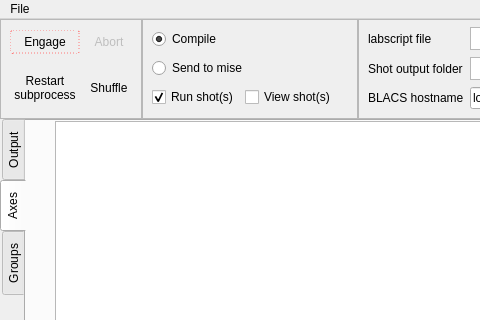
Qt form main.ui (labscript-suite/runmanager) before a commit; both pictures show x 0 to 480 and y 0 to 320 of the 1000 by 650 pixel window.
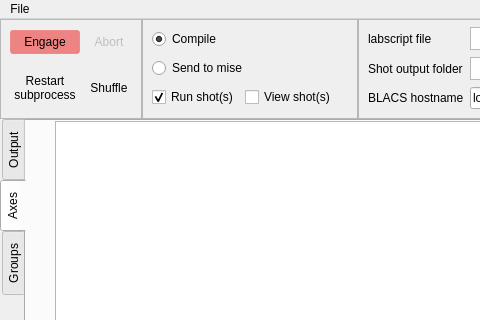
The same form after that commit. The open tabs and pages were chosen to show the change. Icons and pictures are not drawn. Custom widgets are drawn as their Qt base class.

Commit message: Qt: Made engage button red, resolves butbucket issue #8

Patch:
```diff
--- a/main.ui
+++ b/main.ui
@@ -166,9 +166,9 @@
            </property>
            <property name="styleSheet">
             <string notr="true">QPushButton {
-     border: 1px solid #ff7878;
-     border-radius: 3px;
-     border-style: dashed;
+	 background-color: rgb(238,96,96,192);
+     border: 1px solid rgb(238,96,96,128);
+	  border-radius: 3px;
      padding: 4px;
  }
 
@@ -183,8 +183,7 @@
                                        stop: 0 #dd4848, stop: 1 #ff7878);
      border: 1px solid #8f8f91;
      border-radius: 3px;
- }
-</string>
+ }</string>
            </property>
            <property name="text">
             <string>Engage</string>
```
Left out of the diff: 128 changed lines with no effect on the pictures.
